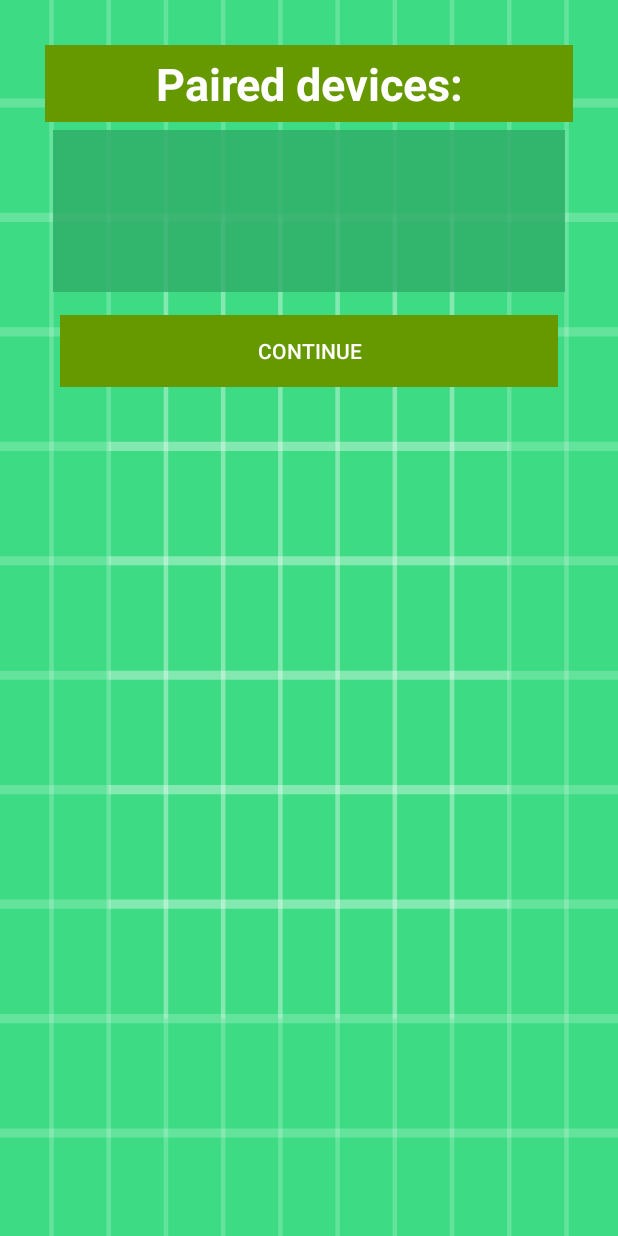
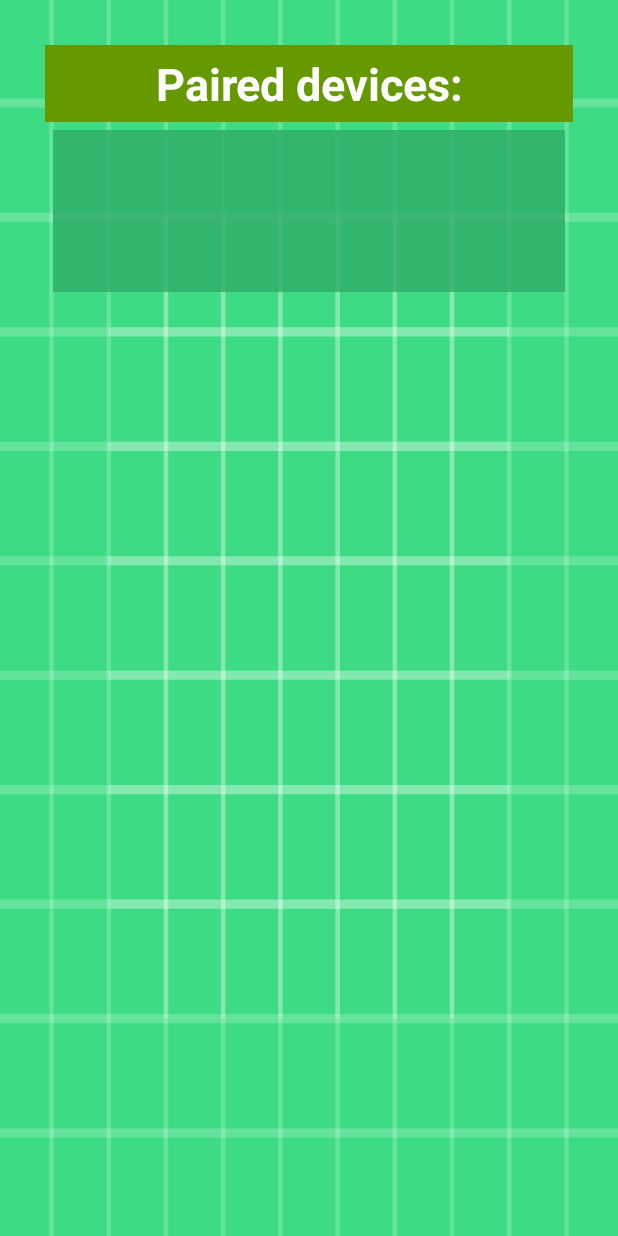
Before and after one commit to lacus6999/LegkiralyabbAndroidGame, an Android app: the BluetoothJoinActivity screen opened directly, with no data from a screen before it, on a phone screen of 412 x 824 dp. Run offline under Robolectric (Android 15) with nearby library versions, the phone set to English and light mode, and no system bars.

Commit message:
Remove continue button

```diff
--- a/app/src/main/res/layout/activity_multiplayer_join.xml
+++ b/app/src/main/res/layout/activity_multiplayer_join.xml
@@ -49,14 +49,6 @@
                     android:orientation="vertical" />
             </ScrollView>
 
-            <Button
-                android:id="@+id/bluetooth_continue"
-                android:layout_width="match_parent"
-                android:layout_height="wrap_content"
-                android:layout_margin="10sp"
-                android:background="@android:color/holo_green_dark"
-                android:text="Continue" />
-
         </LinearLayout>
 
     </FrameLayout>
```
Also changed, not shown: app/src/main/java/com/example/legkiralyabbandroidgamev3/multiplayer/BluetoothJoinActivity.java (+0 -7 lines).
